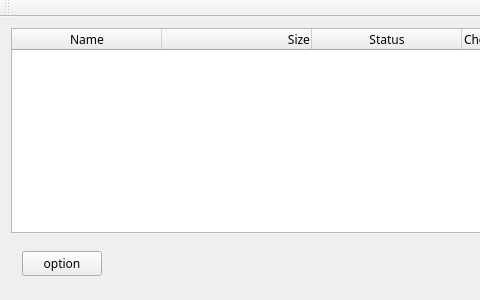
Old version of the form qhash/mainwindow.ui in the repository coolshou/DesktopEntry-actions; both pictures show x 0 to 480 and y 0 to 300 of the 800 by 300 pixel window.
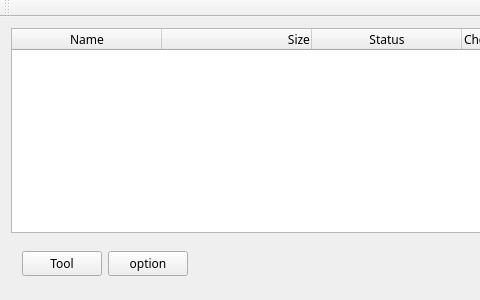
New version of the form. Icons and pictures are not drawn.

Commit message: Add Tools dialog for hash string

```diff
--- a/qhash/mainwindow.ui
+++ b/qhash/mainwindow.ui
@@ -71,7 +71,14 @@
             <enum>QLayout::SetDefaultConstraint</enum>
            </property>
            <item>
-            <layout class="QHBoxLayout" name="horizontalLayout_2" stretch="0">
+            <layout class="QHBoxLayout" name="horizontalLayout_2" stretch="0,0">
+             <item>
+              <widget class="QPushButton" name="pushButton_tool">
+               <property name="text">
+                <string>Tool</string>
+               </property>
+              </widget>
+             </item>
              <item>
               <widget class="QPushButton" name="pushButton_option">
                <property name="text">
```
The commit also changes 4 other files.
